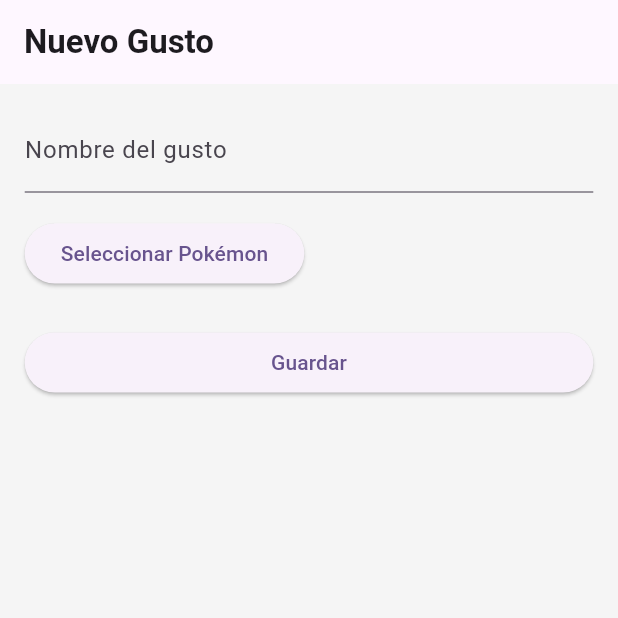
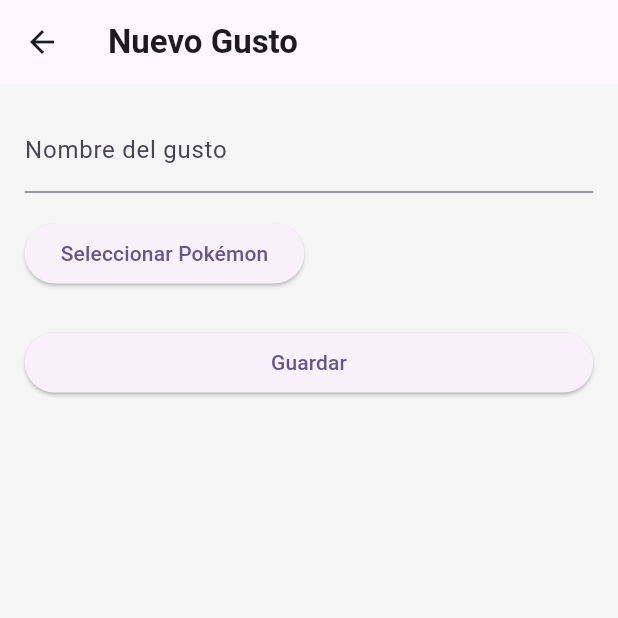
Before and after one commit to jgcaicedo/gusto_master, a Flutter app: the screen it shows after launch, after a tap on the "add" icon, on a phone screen of 412 x 824 dp, the top half of it. Run offline on Flutter 3.47's test engine with Material 3 defaults, Android fonts, the phone set to English and light mode, and no system bars; our stand-ins replace dio, equatable, flutter_bloc, go_router, hive, hive_flutter; accounts and stored records are empty; network calls fail.

Commit message:
Refactorizar la interfaz de usuario para utilizar el tema y el esquema de color
Actualicé múltiples widgets y páginas de presentación para utilizar ThemeData, ColorScheme y TextTheme para un estilo coherente. Mejoré los widgets de error, carga y tarjetas para reflejar mejor el tema y los colores de la aplicación, y mejoré la navegación y apariencia de la AppBar.

```diff
--- a/lib/presentation/pages/gusto_form_page.dart
+++ b/lib/presentation/pages/gusto_form_page.dart
@@ -68,8 +68,16 @@ class GustoFormPageState extends State<GustoFormPage> {
   @override
   Widget build(BuildContext context) {
     final responsive = Responsive(context);
+    final theme = Theme.of(context);
+    final textTheme = theme.textTheme;
     return Scaffold(
-      appBar: AppBar(title: const Text('Nuevo Gusto')),
+      appBar: AppBar(
+        leading: IconButton(
+          icon: const Icon(Icons.arrow_back),
+          onPressed: () => GoRouter.of(context).go('/prefs'),
+        ),
+        title: Text('Nuevo Gusto', style: textTheme.titleLarge),
+      ),
       body: _isLoading
           ? const LoadingWidget()
           : Padding(
--- a/lib/presentation/pages/gusto_list_page.dart
+++ b/lib/presentation/pages/gusto_list_page.dart
@@ -16,6 +16,8 @@ class GustoListPage extends StatelessWidget {
   @override
   Widget build(BuildContext context) {
     final responsive = Responsive(context);
+    final theme = Theme.of(context);
+    final textTheme = theme.textTheme;
     return Scaffold(
       appBar: AppBar(title: const Text('Mis Gustos')),
       body: Padding(
--- a/lib/presentation/widgets/error_widget.dart
+++ b/lib/presentation/widgets/error_widget.dart
@@ -10,25 +10,25 @@ class CustomErrorWidget extends StatelessWidget {
   @override
   Widget build(BuildContext context) {
     final responsive = Responsive(context);
+    final theme = Theme.of(context);
+    final colorScheme = theme.colorScheme;
+    final textTheme = theme.textTheme;
     return Center(
       child: Column(
         mainAxisAlignment: MainAxisAlignment.center,
         children: [
-          Icon(Icons.error, color: Colors.red, size: responsive.isMobile ? 48 : 64),
+          Icon(Icons.error, color: colorScheme.error, size: responsive.isMobile ? 48 : 64),
           SizedBox(height: responsive.hp(2)),
           Text(
             message,
-            style: TextStyle(
-              color: Colors.red,
-              fontSize: responsive.isMobile ? 18 : 24,
-            ),
+            style: textTheme.titleMedium?.copyWith(color: colorScheme.error),
             textAlign: TextAlign.center,
           ),
           if (onRetry != null) ...[
             SizedBox(height: responsive.hp(2)),
             ElevatedButton(
               onPressed: onRetry,
-              child: const Text('Reintentar'),
+              child: Text('Reintentar', style: textTheme.labelLarge),
             ),
           ],
         ],
--- a/lib/presentation/widgets/loadling_widget.dart
+++ b/lib/presentation/widgets/loadling_widget.dart
@@ -8,11 +8,15 @@ class LoadingWidget extends StatelessWidget {
   @override
   Widget build(BuildContext context) {
     final responsive = Responsive(context);
+    final theme = Theme.of(context);
+    final colorScheme = theme.colorScheme;
     return Center(
       child: SizedBox(
         width: responsive.isMobile ? 48 : 64,
         height: responsive.isMobile ? 48 : 64,
-        child: const CircularProgressIndicator(),
+        child: CircularProgressIndicator(
+          color: colorScheme.primary,
+        ),
       ),
     );
   }
```
Also changed, not shown: lib/presentation/pages/gusto_detail_page.dart (+74 -8 lines), lib/presentation/widgets/gusto_card.dart (+8 -4 lines).
